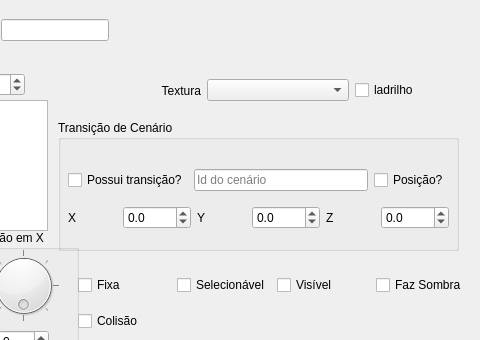
matferib/tabuleiro-virtual, file ifg/qt/ui/forma.ui: the form before one commit; both pictures show x 392 to 872 and y 0 to 340 of the 872 by 561 pixel window.
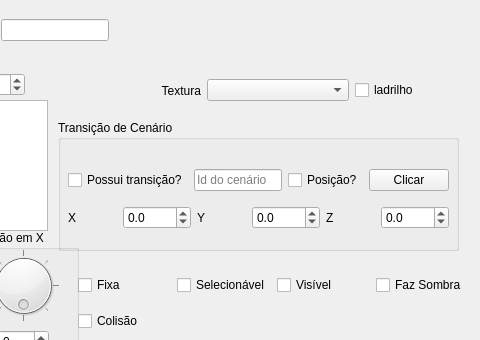
The form after the commit.

Commit message: primeira implementacao de transicao de cenario com clique, ainda limitado ao mesmo cenario

Diff of the .ui file:
```diff
--- a/ifg/qt/ui/forma.ui
+++ b/ifg/qt/ui/forma.ui
@@ -782,6 +782,19 @@
          </property>
         </widget>
        </item>
+       <item>
+        <widget class="QPushButton" name="botao_transicao_mapa">
+         <property name="sizePolicy">
+          <sizepolicy hsizetype="Fixed" vsizetype="Fixed">
+           <horstretch>0</horstretch>
+           <verstretch>0</verstretch>
+          </sizepolicy>
+         </property>
+         <property name="text">
+          <string>Clicar</string>
+         </property>
+        </widget>
+       </item>
       </layout>
      </item>
      <item>
```
The commit also changes 4 other files.
